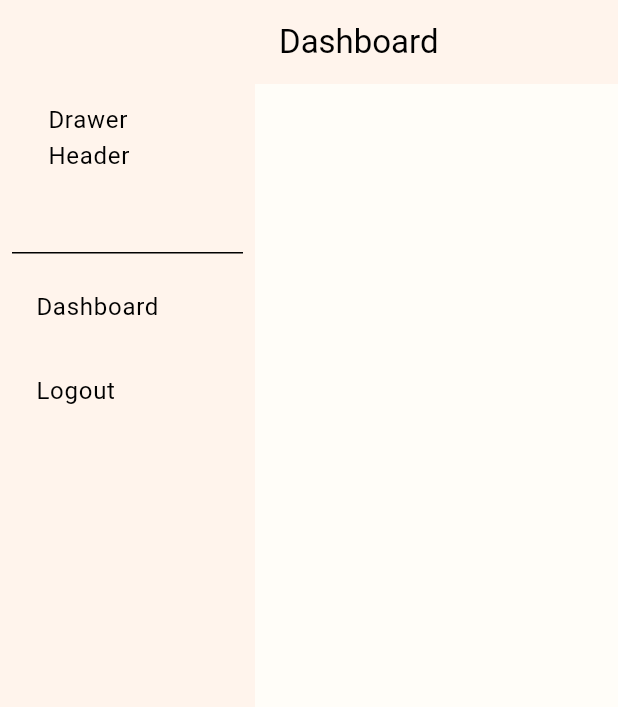
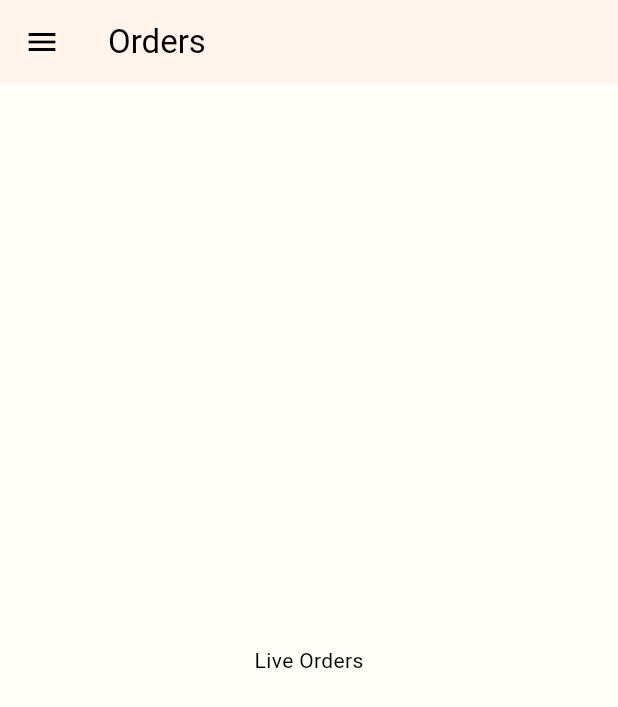
Before and after one commit to darrylad/MunchMates-Vendor, a Flutter app: the screen it shows after launch, after a tap on "Next", on a phone screen of 412 x 824 dp. Shown: the top 707 px of the screen. Run offline on Flutter 3.47's test engine with Material 2 defaults, Android fonts, the phone set to English and light mode, and no system bars.

Commit message:
made it mobile first

```diff
--- a/lib/constants.dart
+++ /dev/null
@@ -1,71 +0,0 @@
-import 'package:flutter/material.dart';
-import 'package:munchmates_vendor/login_page.dart';
-import 'package:munchmates_vendor/theme.dart';
-
-bool isLoggedin = false;
-
-class MyDrawer extends StatefulWidget {
-  const MyDrawer({super.key});
-
-  @override
-  State<MyDrawer> createState() => _MyDrawerState();
-}
-
-class _MyDrawerState extends State<MyDrawer> {
-  @override
-  Widget build(BuildContext context) {
-    ColorScheme colorScheme = lightMode.colorScheme;
-    return Drawer(
-      width: 170,
-      elevation: 16,
-      shape: ShapeBorder.lerp(
-        RoundedRectangleBorder(
-          borderRadius: BorderRadius.circular(0),
-        ),
-        RoundedRectangleBorder(
-          borderRadius: BorderRadius.circular(0),
-        ),
-        1,
-      ),
-      child: Padding(
-        padding: const EdgeInsets.all(8.0),
-        child: ListView(
-          padding: EdgeInsets.zero,
-          children: [
-            DrawerHeader(
-              decoration: BoxDecoration(
-                color: colorScheme.surface,
-              ),
-              child: const Padding(
-                padding: EdgeInsets.all(8.0),
-                child: Center(child: Text('Drawer Header')),
-              ),
-            ),
-            ListTile(
-              shape: RoundedRectangleBorder(
-                borderRadius: BorderRadius.circular(5),
-              ),
-              selectedColor: colorScheme.primary,
-              title: const Text('Dashboard'),
-              onTap: () {},
-            ),
-            ListTile(
-              title: const Text('Logout'),
-              onTap: () {
-                setState(() {
-                  isLoggedin = false;
-                });
-                Navigator.pushReplacement(
-                    context,
-                    MaterialPageRoute(
-                        builder: (context) => LoginPage(
-                              colorScheme: colorScheme,
-                            )));
-              },
-            ),
-          ],
-        ),
-      ),
-    );
-  }
-}
--- a/lib/login_page.dart
+++ b/lib/login_page.dart
@@ -1,5 +1,5 @@
 import 'package:flutter/material.dart';
-import 'package:munchmates_vendor/constants.dart';
+import 'package:munchmates_vendor/universal.dart';
 
 import 'package:munchmates_vendor/main.dart';
 
@@ -56,9 +56,7 @@ class _LoginPageState extends State<LoginPage> {
                       Navigator.pushReplacement(
                           context,
                           MaterialPageRoute(
-                              builder: (context) => MyHomePage(
-                                    colorScheme: colorScheme,
-                                  )));
+                              builder: (context) => const MyHomePage()));
                     },
                     child: const Text('Next')),
               ],
--- a/lib/main.dart
+++ b/lib/main.dart
@@ -1,10 +1,8 @@
 import 'package:flutter/material.dart';
-import 'package:munchmates_vendor/constants.dart';
+import 'package:munchmates_vendor/universal.dart';
 import 'package:munchmates_vendor/login_page.dart';
-import 'package:munchmates_vendor/responsive/desktop_scaffold.dart';
-import 'package:munchmates_vendor/responsive/mobile_scaffold.dart';
-import 'package:munchmates_vendor/responsive/responsive_layout.dart';
 import 'package:munchmates_vendor/theme.dart';
+import 'package:provider/provider.dart';
 
 void main() {
   runApp(const MyApp());
@@ -13,51 +11,190 @@ void main() {
 class MyApp extends StatelessWidget {
   const MyApp({super.key});
 
-  // This widget is the root of your application.
   @override
   Widget build(BuildContext context) {
     var colorScheme = lightMode.colorScheme;
-    return MaterialApp(
+    return ChangeNotifierProvider(
+      create: (context) => PageNotifier(),
+      child: MaterialApp(
         title: 'MunchMates Vendor',
         theme: lightMode,
         home: isLoggedin
-          ? MyHomePage(
-              colorScheme: colorScheme,
-            )
-          : LoginPage(
-              colorScheme: colorScheme,
+            ? const MyHomePage()
+            : LoginPage(colorScheme: colorScheme),
       ),
     );
   }
 }
 
 class MyHomePage extends StatefulWidget {
-  final ColorScheme colorScheme;
-  const MyHomePage({super.key, required this.colorScheme});
+  const MyHomePage({super.key});
 
   @override
   State<MyHomePage> createState() => _MyHomePageState();
 }
 
 class _MyHomePageState extends State<MyHomePage> {
+  var selectedIndex = 0;
+
   @override
   Widget build(BuildContext context) {
+    // switch (selectedIndex) {
+    //   case 0:
+    //     // page = WelcomePage(
+    //     //   onIndexChanged: changeSelectedIndex,
+    //     // );
+    //     page = const OrdersPage();
+    //     break;
+    //   case 1:
+    //     page = const DashboardPage();
+    //     break;
+    //   case 2:
+    //     page = const RestaurantFoodMenuPage();
+    //     break;
+    //   default:
+    //     throw UnimplementedError('no widget for $selectedIndex');
+    // }
+    // var mainArea = ColoredBox(
+    //   color: colorScheme.background,
+    //   child: AnimatedSwitcher(
+    //     duration: const Duration(milliseconds: 200),
+    //     child: page,
+    //   ),
+    // );
+
+    return LayoutBuilder(builder: (context, constraints) {
+      if (constraints.maxWidth < 700) {
+        // return MobileScaffold(
+        //   colorScheme: colorScheme,
+        // );
+        return mobileScaffold();
+      } else {
         return Row(
           children: [
-        ResponsiveLayout(
-          mobileScaffold: MobileScaffold(
-            colorScheme: lightMode.colorScheme,
+            const MyDrawer(),
+            Expanded(
+              child: Consumer<PageNotifier>(
+                builder: (context, value, child) {
+                  return ColoredBox(
+                    color: colorScheme.background,
+                    child: AnimatedSwitcher(
+                      duration: const Duration(milliseconds: 200),
+                      child: value.pageVar,
                     ),
-          desktopScaffold: DesktopScaffold(
-            colorScheme: lightMode.colorScheme,
-          ),
-        ),
-        Expanded(
-          child: DesktopScaffold(
-            colorScheme: lightMode.colorScheme,
+                  );
+                },
               ),
             ),
           ],
         );
       }
+    });
   }
+
+  Consumer<PageNotifier> mobileScaffold() {
+    return Consumer<PageNotifier>(builder: (context, value, child) {
+      return Scaffold(
+        appBar: AppBar(
+          title: Text(value.titleVar),
+        ),
+        drawer: const MyDrawer(),
+        // body: oldColumnWithBottomNavBar(mainArea),
+        body: Consumer<PageNotifier>(
+          builder: (context, value, child) {
+            return ColoredBox(
+              color: colorScheme.background,
+              child: AnimatedSwitcher(
+                duration: const Duration(milliseconds: 200),
+                child: value.pageVar,
+              ),
+            );
+          },
+        ),
+      );
+    });
+  }
+
+  // Scaffold mobileScaffold1(ColoredBox mainArea) {
+  //   return Scaffold(
+  //     appBar: AppBar(
+  //       title: Text(title),
+  //     ),
+  //     drawer: const MyDrawer(),
+  //     // body: oldColumnWithBottomNavBar(mainArea),
+  //     body: Consumer<PageNotifier>(
+  //       builder: (context, value, child) {
+  //         return ColoredBox(
+  //           color: colorScheme.background,
+  //           child: AnimatedSwitcher(
+  //             duration: const Duration(milliseconds: 200),
+  //             child: value.pageVar,
+  //           ),
+  //         );
+  //       },
+  //     ),
+  //   );
+  // }
+
+  // Column oldColumnWithBottomNavBar(ColoredBox mainArea) {
+  //   return Column(
+  //     children: [
+  //       Expanded(child: mainArea),
+  //       SafeArea(
+  //         child: BottomNavigationBar(
+  //           elevation: 20,
+  //           items: const [
+  //             BottomNavigationBarItem(
+  //               icon: Icon(Icons.local_activity_rounded),
+  //               label: 'Orders',
+  //             ),
+  //             BottomNavigationBarItem(
+  //               icon: Icon(Icons.star),
+  //               label: 'Dashboard',
+  //             ),
+  //             BottomNavigationBarItem(
+  //                 icon: Icon(Icons.menu_open_rounded), label: 'Edit Menu')
+  //           ],
+  //           currentIndex: selectedIndex,
+  //           onTap: (value) {
+  //             setState(() {
+  //               selectedIndex = value;
+  //             });
+  //           },
+  //         ),
+  //       )
+  //     ],
+  //   );
+  // }
+
+  // NavigationRail navigationRail(int selectedIndex, double groupAlignment,
+  //     NavigationRailLabelType labelType) {
+  //   return NavigationRail(
+  //     selectedIndex: selectedIndex,
+  //     groupAlignment: groupAlignment,
+  //     onDestinationSelected: (int index) {
+  //       setState(() {
+  //         selectedIndex = index;
+  //       });
+  //     },
+  //     labelType: labelType,
+  //     destinations: const <NavigationRailDestination>[
+  //       NavigationRailDestination(
+  //         icon: Icon(Icons.favorite_border),
+  //         selectedIcon: Icon(Icons.favorite),
+  //         label: Text('Orders'),
+  //       ),
+  //       NavigationRailDestination(
+  //         icon: Icon(Icons.bookmark_border),
+  //         selectedIcon: Icon(Icons.book),
+  //         label: Text('Dashboard'),
+  //       ),
+  //       NavigationRailDestination(
+  //         icon: Icon(Icons.star_border),
+  //         selectedIcon: Icon(Icons.star),
+  //         label: Text('Third'),
+  //       ),
+  //     ],
+  //   );
+  // }
+}
--- /dev/null
+++ b/lib/orders_page.dart
@@ -0,0 +1,26 @@
+import 'package:flutter/material.dart';
+import 'package:munchmates_vendor/theme.dart';
+
+class OrdersPage extends StatefulWidget {
+  const OrdersPage({super.key});
+
+  @override
+  State<OrdersPage> createState() => _OrdersPageState();
+}
+
+class _OrdersPageState extends State<OrdersPage> {
+  ColorScheme colorScheme = lightMode.colorScheme;
+  @override
+  Widget build(BuildContext context) {
+    return Scaffold(
+      // appBar: AppBar(
+      //   title: const Text('Live Orders'),
+      // ),
+      body: Container(
+          color: colorScheme.background,
+          child: const Center(
+            child: Text('Live Orders'),
+          )),
+    );
+  }
+}
--- a/lib/responsive/responsive_layout.dart
+++ b/lib/responsive/responsive_layout.dart
@@ -1,5 +1,7 @@
 import 'package:flutter/material.dart';
-import 'package:munchmates_vendor/constants.dart';
+import 'package:munchmates_vendor/universal.dart';
+
+// this page is now redundant
 
 class ResponsiveLayout extends StatelessWidget {
   // final ColorScheme colorScheme;
@@ -24,9 +26,16 @@ class ResponsiveLayout extends StatelessWidget {
     // });
     return LayoutBuilder(builder: (context, constraints) {
       if (constraints.maxWidth < 700) {
-        return Container();
+        return mobileScaffold;
       } else {
-        return const MyDrawer();
+        return Row(
+          children: [
+            const MyDrawer(),
+            Expanded(
+              child: desktopScaffold,
+            ),
+          ],
+        );
       }
     });
   }
--- a/lib/theme.dart
+++ b/lib/theme.dart
@@ -3,10 +3,12 @@ import 'package:flutter/material.dart';
 ThemeData lightMode = ThemeData(
   brightness: Brightness.light,
   colorScheme: const ColorScheme.light(
-    background: Color.fromRGBO(255, 253, 248, 1),
-    primary: Color.fromRGBO(211, 93, 7, 1),
-    surface: Color.fromRGBO(255, 244, 236, 1),
-    secondary: Color.fromRGBO(255, 242, 208, 1),
-  ),
+      background: Color.fromRGBO(255, 253, 248, 1),
+      primary: Color.fromRGBO(187, 80, 4, 1),
+      surface: Color.fromRGBO(255, 244, 236, 1),
+      secondary: Color.fromRGBO(255, 242, 208, 1),
+      onBackground: Color.fromRGBO(26, 11, 0, 1)),
   useMaterial3: true,
 );
+
+ColorScheme colorScheme = lightMode.colorScheme;
```
Also changed, not shown: lib/dashboard_page.dart (added, +19 -0 lines), lib/restaurant_food_menu_page.dart (added, +15 -0 lines), lib/universal.dart (added, +140 -0 lines), pubspec.yaml (+5 -5 lines), pubspec.lock. Lines whose indentation alone changed are shown as unchanged.
